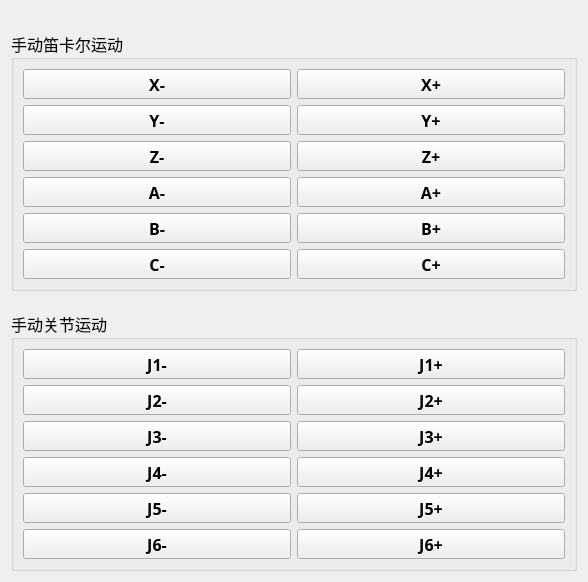
The window that manualcontrol.ui (duanyifei777/TCPClint) describes before a commit, drawn with Qt 5.
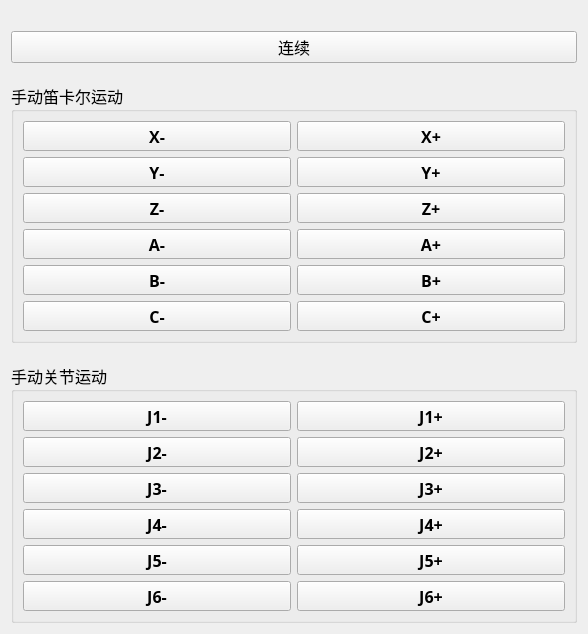
The same window after the commit.

Commit message: 版本9（点位界面增加了手动跟踪及各种自动运动指令，）

```diff
--- a/manualcontrol.ui
+++ b/manualcontrol.ui
@@ -7,7 +7,7 @@
     <x>0</x>
     <y>0</y>
     <width>588</width>
-    <height>504</height>
+    <height>513</height>
    </rect>
   </property>
   <property name="windowTitle">
@@ -31,340 +31,7 @@
      <property name="verticalSpacing">
       <number>20</number>
      </property>
-     <item row="0" column="0">
-      <widget class="QGroupBox" name="groupBox">
-       <property name="sizePolicy">
-        <sizepolicy hsizetype="Expanding" vsizetype="Expanding">
-         <horstretch>0</horstretch>
-         <verstretch>0</verstretch>
-        </sizepolicy>
-       </property>
-       <property name="font">
-        <font>
-         <family>微软雅黑</family>
-         <pointsize>12</pointsize>
-        </font>
-       </property>
-       <property name="title">
-        <string>手动笛卡尔运动</string>
-       </property>
-       <layout class="QGridLayout" name="gridLayout">
-        <item row="5" column="0">
-         <widget class="QPushButton" name="CmpushButton">
-          <property name="sizePolicy">
-           <sizepolicy hsizetype="Expanding" vsizetype="Preferred">
-            <horstretch>0</horstretch>
-            <verstretch>0</verstretch>
-           </sizepolicy>
-          </property>
-          <property name="minimumSize">
-           <size>
-            <width>0</width>
-            <height>30</height>
-           </size>
-          </property>
-          <property name="font">
-           <font>
-            <family>微软雅黑</family>
-            <pointsize>12</pointsize>
-            <bold>true</bold>
-           </font>
-          </property>
-          <property name="text">
-           <string>C-</string>
-          </property>
-         </widget>
-        </item>
-        <item row="2" column="1">
-         <widget class="QPushButton" name="ZppushButton">
-          <property name="sizePolicy">
-           <sizepolicy hsizetype="Expanding" vsizetype="Preferred">
-            <horstretch>0</horstretch>
-            <verstretch>0</verstretch>
-           </sizepolicy>
-          </property>
-          <property name="minimumSize">
-           <size>
-            <width>0</width>
-            <height>30</height>
-           </size>
-          </property>
-          <property name="font">
-           <font>
-            <family>微软雅黑</family>
-            <pointsize>12</pointsize>
-            <bold>true</bold>
-           </font>
-          </property>
-          <property name="text">
-           <string>Z+</string>
-          </property>
-         </widget>
-        </item>
-        <item row="0" column="1">
-         <widget class="QPushButton" name="XppushButton">
-          <property name="sizePolicy">
-           <sizepolicy hsizetype="Expanding" vsizetype="Preferred">
-            <horstretch>0</horstretch>
-            <verstretch>0</verstretch>
-           </sizepolicy>
-          </property>
-          <property name="minimumSize">
-           <size>
-            <width>0</width>
-            <height>30</height>
-           </size>
-          </property>
-          <property name="font">
-           <font>
-            <family>微软雅黑</family>
-            <pointsize>12</pointsize>
-            <bold>true</bold>
-           </font>
-          </property>
-          <property name="text">
-           <string>X+</string>
-          </property>
-         </widget>
-        </item>
-        <item row="3" column="0">
-         <widget class="QPushButton" name="AmpushButton">
-          <property name="sizePolicy">
-           <sizepolicy hsizetype="Expanding" vsizetype="Preferred">
-            <horstretch>0</horstretch>
-            <verstretch>0</verstretch>
-           </sizepolicy>
-          </property>
-          <property name="minimumSize">
-           <size>
-            <width>0</width>
-            <height>30</height>
-           </size>
-          </property>
-          <property name="font">
-           <font>
-            <family>微软雅黑</family>
-            <pointsize>12</pointsize>
-            <bold>true</bold>
-           </font>
-          </property>
-          <property name="text">
-           <string>A-</string>
-          </property>
-         </widget>
-        </item>
-        <item row="5" column="1">
-         <widget class="QPushButton" name="CppushButton">
-          <property name="sizePolicy">
-           <sizepolicy hsizetype="Expanding" vsizetype="Preferred">
-            <horstretch>0</horstretch>
-            <verstretch>0</verstretch>
-           </sizepolicy>
-          </property>
-          <property name="minimumSize">
-           <size>
-            <width>0</width>
-            <height>30</height>
-           </size>
-          </property>
-          <property name="font">
-           <font>
-            <family>微软雅黑</family>
-            <pointsize>12</pointsize>
-            <bold>true</bold>
-           </font>
-          </property>
-          <property name="text">
-           <string>C+</string>
-          </property>
-         </widget>
-        </item>
-        <item row="4" column="0">
-         <widget class="QPushButton" name="BmpushButton">
-          <property name="sizePolicy">
-           <sizepolicy hsizetype="Expanding" vsizetype="Preferred">
-            <horstretch>0</horstretch>
-            <verstretch>0</verstretch>
-           </sizepolicy>
-          </property>
-          <property name="minimumSize">
-           <size>
-            <width>0</width>
-            <height>30</height>
-           </size>
-          </property>
-          <property name="font">
-           <font>
-            <family>微软雅黑</family>
-            <pointsize>12</pointsize>
-            <bold>true</bold>
-           </font>
-          </property>
-          <property name="text">
-           <string>B-</string>
-          </property>
-         </widget>
-        </item>
-        <item row="1" column="1">
-         <widget class="QPushButton" name="YppushButton">
-          <property name="sizePolicy">
-           <sizepolicy hsizetype="Expanding" vsizetype="Preferred">
-            <horstretch>0</horstretch>
-            <verstretch>0</verstretch>
-           </sizepolicy>
-          </property>
-          <property name="minimumSize">
-           <size>
-            <width>0</width>
-            <height>30</height>
-           </size>
-          </property>
-          <property name="font">
-           <font>
-            <family>微软雅黑</family>
-            <pointsize>12</pointsize>
-            <bold>true</bold>
-           </font>
-          </property>
-          <property name="text">
-           <string>Y+</string>
-          </property>
-         </widget>
-        </item>
-        <item row="1" column="0">
-         <widget class="QPushButton" name="YmpushButton">
-          <property name="sizePolicy">
-           <sizepolicy hsizetype="Expanding" vsizetype="Preferred">
-            <horstretch>0</horstretch>
-            <verstretch>0</verstretch>
-           </sizepolicy>
-          </property>
-          <property name="minimumSize">
-           <size>
-            <width>0</width>
-            <height>30</height>
-           </size>
-          </property>
-          <property name="font">
-           <font>
-            <family>微软雅黑</family>
-            <pointsize>12</pointsize>
-            <bold>true</bold>
-           </font>
-          </property>
-          <property name="text">
-           <string>Y-</string>
-          </property>
-         </widget>
-        </item>
-        <item row="3" column="1">
-         <widget class="QPushButton" name="AppushButton">
-          <property name="sizePolicy">
-           <sizepolicy hsizetype="Expanding" vsizetype="Preferred">
-            <horstretch>0</horstretch>
-            <verstretch>0</verstretch>
-           </sizepolicy>
-          </property>
-          <property name="minimumSize">
-           <size>
-            <width>0</width>
-            <height>30</height>
-           </size>
-          </property>
-          <property name="font">
-           <font>
-            <family>微软雅黑</family>
-            <pointsize>12</pointsize>
-            <bold>true</bold>
-           </font>
-          </property>
-          <property name="text">
-           <string>A+</string>
-          </property>
-         </widget>
-        </item>
-        <item row="2" column="0">
-         <widget class="QPushButton" name="ZmpushButton">
-          <property name="sizePolicy">
-           <sizepolicy hsizetype="Expanding" vsizetype="Preferred">
-            <horstretch>0</horstretch>
-            <verstretch>0</verstretch>
-           </sizepolicy>
-          </property>
-          <property name="minimumSize">
-           <size>
-            <width>0</width>
-            <height>30</height>
-           </size>
-          </property>
-          <property name="font">
-           <font>
-            <family>微软雅黑</family>
-            <pointsize>12</pointsize>
-            <bold>true</bold>
-           </font>
-          </property>
-          <property name="text">
-           <string>Z-</string>
-          </property>
-         </widget>
-        </item>
-        <item row="4" column="1">
-         <widget class="QPushButton" name="BppushButton">
-          <property name="sizePolicy">
-           <sizepolicy hsizetype="Expanding" vsizetype="Preferred">
-            <horstretch>0</horstretch>
-            <verstretch>0</verstretch>
-           </sizepolicy>
-          </property>
-          <property name="minimumSize">
-           <size>
-            <width>0</width>
-            <height>30</height>
-           </size>
-          </property>
-          <property name="font">
-           <font>
-            <family>微软雅黑</family>
-            <pointsize>12</pointsize>
-            <bold>true</bold>
-           </font>
-          </property>
-          <property name="text">
-           <string>B+</string>
-          </property>
-         </widget>
-        </item>
-        <item row="0" column="0">
-         <widget class="QPushButton" name="XmpushButton">
-          <property name="sizePolicy">
-           <sizepolicy hsizetype="Expanding" vsizetype="Preferred">
-            <horstretch>0</horstretch>
-            <verstretch>0</verstretch>
-           </sizepolicy>
-          </property>
-          <property name="minimumSize">
-           <size>
-            <width>0</width>
-            <height>30</height>
-           </size>
-          </property>
-          <property name="font">
-           <font>
-            <family>微软雅黑</family>
-            <pointsize>12</pointsize>
-            <bold>true</bold>
-           </font>
-          </property>
-          <property name="text">
-           <string>X-</string>
-          </property>
-         </widget>
-        </item>
-       </layout>
-      </widget>
-     </item>
-     <item row="1" column="0">
+     <item row="2" column="0">
       <widget class="QGroupBox" name="groupBox_2">
        <property name="sizePolicy">
         <sizepolicy hsizetype="Expanding" vsizetype="Expanding">
@@ -697,6 +364,352 @@
        </layout>
       </widget>
      </item>
+     <item row="1" column="0">
+      <widget class="QGroupBox" name="groupBox">
+       <property name="sizePolicy">
+        <sizepolicy hsizetype="Expanding" vsizetype="Expanding">
+         <horstretch>0</horstretch>
+         <verstretch>0</verstretch>
+        </sizepolicy>
+       </property>
+       <property name="font">
+        <font>
+         <family>微软雅黑</family>
+         <pointsize>12</pointsize>
+        </font>
+       </property>
+       <property name="title">
+        <string>手动笛卡尔运动</string>
+       </property>
+       <layout class="QGridLayout" name="gridLayout">
+        <item row="5" column="0">
+         <widget class="QPushButton" name="CmpushButton">
+          <property name="sizePolicy">
+           <sizepolicy hsizetype="Expanding" vsizetype="Preferred">
+            <horstretch>0</horstretch>
+            <verstretch>0</verstretch>
+           </sizepolicy>
+          </property>
+          <property name="minimumSize">
+           <size>
+            <width>0</width>
+            <height>30</height>
+           </size>
+          </property>
+          <property name="font">
+           <font>
+            <family>微软雅黑</family>
+            <pointsize>12</pointsize>
+            <bold>true</bold>
+           </font>
+          </property>
+          <property name="text">
+           <string>C-</string>
+          </property>
+         </widget>
+        </item>
+        <item row="2" column="1">
+         <widget class="QPushButton" name="ZppushButton">
+          <property name="sizePolicy">
+           <sizepolicy hsizetype="Expanding" vsizetype="Preferred">
+            <horstretch>0</horstretch>
+            <verstretch>0</verstretch>
+           </sizepolicy>
+          </property>
+          <property name="minimumSize">
+           <size>
+            <width>0</width>
+            <height>30</height>
+           </size>
+          </property>
+          <property name="font">
+           <font>
+            <family>微软雅黑</family>
+            <pointsize>12</pointsize>
+            <bold>true</bold>
+           </font>
+          </property>
+          <property name="text">
+           <string>Z+</string>
+          </property>
+         </widget>
+        </item>
+        <item row="0" column="1">
+         <widget class="QPushButton" name="XppushButton">
+          <property name="sizePolicy">
+           <sizepolicy hsizetype="Expanding" vsizetype="Preferred">
+            <horstretch>0</horstretch>
+            <verstretch>0</verstretch>
+           </sizepolicy>
+          </property>
+          <property name="minimumSize">
+           <size>
+            <width>0</width>
+            <height>30</height>
+           </size>
+          </property>
+          <property name="font">
+           <font>
+            <family>微软雅黑</family>
+            <pointsize>12</pointsize>
+            <bold>true</bold>
+           </font>
+          </property>
+          <property name="text">
+           <string>X+</string>
+          </property>
+         </widget>
+        </item>
+        <item row="3" column="0">
+         <widget class="QPushButton" name="AmpushButton">
+          <property name="sizePolicy">
+           <sizepolicy hsizetype="Expanding" vsizetype="Preferred">
+            <horstretch>0</horstretch>
+            <verstretch>0</verstretch>
+           </sizepolicy>
+          </property>
+          <property name="minimumSize">
+           <size>
+            <width>0</width>
+            <height>30</height>
+           </size>
+          </property>
+          <property name="font">
+           <font>
+            <family>微软雅黑</family>
+            <pointsize>12</pointsize>
+            <bold>true</bold>
+           </font>
+          </property>
+          <property name="text">
+           <string>A-</string>
+          </property>
+         </widget>
+        </item>
+        <item row="5" column="1">
+         <widget class="QPushButton" name="CppushButton">
+          <property name="sizePolicy">
+           <sizepolicy hsizetype="Expanding" vsizetype="Preferred">
+            <horstretch>0</horstretch>
+            <verstretch>0</verstretch>
+           </sizepolicy>
+          </property>
+          <property name="minimumSize">
+           <size>
+            <width>0</width>
+            <height>30</height>
+           </size>
+          </property>
+          <property name="font">
+           <font>
+            <family>微软雅黑</family>
+            <pointsize>12</pointsize>
+            <bold>true</bold>
+           </font>
+          </property>
+          <property name="text">
+           <string>C+</string>
+          </property>
+         </widget>
+        </item>
+        <item row="4" column="0">
+         <widget class="QPushButton" name="BmpushButton">
+          <property name="sizePolicy">
+           <sizepolicy hsizetype="Expanding" vsizetype="Preferred">
+            <horstretch>0</horstretch>
+            <verstretch>0</verstretch>
+           </sizepolicy>
+          </property>
+          <property name="minimumSize">
+           <size>
+            <width>0</width>
+            <height>30</height>
+           </size>
+          </property>
+          <property name="font">
+           <font>
+            <family>微软雅黑</family>
+            <pointsize>12</pointsize>
+            <bold>true</bold>
+           </font>
+          </property>
+          <property name="text">
+           <string>B-</string>
+          </property>
+         </widget>
+        </item>
+        <item row="1" column="1">
+         <widget class="QPushButton" name="YppushButton">
+          <property name="sizePolicy">
+           <sizepolicy hsizetype="Expanding" vsizetype="Preferred">
+            <horstretch>0</horstretch>
+            <verstretch>0</verstretch>
+           </sizepolicy>
+          </property>
+          <property name="minimumSize">
+           <size>
+            <width>0</width>
+            <height>30</height>
+           </size>
+          </property>
+          <property name="font">
+           <font>
+            <family>微软雅黑</family>
+            <pointsize>12</pointsize>
+            <bold>true</bold>
+           </font>
+          </property>
+          <property name="text">
+           <string>Y+</string>
+          </property>
+         </widget>
+        </item>
+        <item row="1" column="0">
+         <widget class="QPushButton" name="YmpushButton">
+          <property name="sizePolicy">
+           <sizepolicy hsizetype="Expanding" vsizetype="Preferred">
+            <horstretch>0</horstretch>
+            <verstretch>0</verstretch>
+           </sizepolicy>
+          </property>
+          <property name="minimumSize">
+           <size>
+            <width>0</width>
+            <height>30</height>
+           </size>
+          </property>
+          <property name="font">
+           <font>
+            <family>微软雅黑</family>
+            <pointsize>12</pointsize>
+            <bold>true</bold>
+           </font>
+          </property>
+          <property name="text">
+           <string>Y-</string>
+          </property>
+         </widget>
+        </item>
+        <item row="3" column="1">
+         <widget class="QPushButton" name="AppushButton">
+          <property name="sizePolicy">
+           <sizepolicy hsizetype="Expanding" vsizetype="Preferred">
+            <horstretch>0</horstretch>
+            <verstretch>0</verstretch>
+           </sizepolicy>
+          </property>
+          <property name="minimumSize">
+           <size>
+            <width>0</width>
+            <height>30</height>
+           </size>
+          </property>
+          <property name="font">
+           <font>
+            <family>微软雅黑</family>
+            <pointsize>12</pointsize>
+            <bold>true</bold>
+           </font>
+          </property>
+          <property name="text">
+           <string>A+</string>
+          </property>
+         </widget>
+        </item>
+        <item row="2" column="0">
+         <widget class="QPushButton" name="ZmpushButton">
+          <property name="sizePolicy">
+           <sizepolicy hsizetype="Expanding" vsizetype="Preferred">
+            <horstretch>0</horstretch>
+            <verstretch>0</verstretch>
+           </sizepolicy>
+          </property>
+          <property name="minimumSize">
+           <size>
+            <width>0</width>
+            <height>30</height>
+           </size>
+          </property>
+          <property name="font">
+           <font>
+            <family>微软雅黑</family>
+            <pointsize>12</pointsize>
+            <bold>true</bold>
+           </font>
+          </property>
+          <property name="text">
+           <string>Z-</string>
+          </property>
+         </widget>
+        </item>
+        <item row="4" column="1">
+         <widget class="QPushButton" name="BppushButton">
+          <property name="sizePolicy">
+           <sizepolicy hsizetype="Expanding" vsizetype="Preferred">
+            <horstretch>0</horstretch>
+            <verstretch>0</verstretch>
+           </sizepolicy>
+          </property>
+          <property name="minimumSize">
+           <size>
+            <width>0</width>
+            <height>30</height>
+           </size>
+          </property>
+          <property name="font">
+           <font>
+            <family>微软雅黑</family>
+            <pointsize>12</pointsize>
+            <bold>true</bold>
+           </font>
+          </property>
+          <property name="text">
+           <string>B+</string>
+          </property>
+         </widget>
+        </item>
+        <item row="0" column="0">
+         <widget class="QPushButton" name="XmpushButton">
+          <property name="sizePolicy">
+           <sizepolicy hsizetype="Expanding" vsizetype="Preferred">
+            <horstretch>0</horstretch>
+            <verstretch>0</verstretch>
+           </sizepolicy>
+          </property>
+          <property name="minimumSize">
+           <size>
+            <width>0</width>
+            <height>30</height>
+           </size>
+          </property>
+          <property name="font">
+           <font>
+            <family>微软雅黑</family>
+            <pointsize>12</pointsize>
+            <bold>true</bold>
+           </font>
+          </property>
+          <property name="text">
+           <string>X-</string>
+          </property>
+         </widget>
+        </item>
+       </layout>
+      </widget>
+     </item>
+     <item row="0" column="0">
+      <widget class="QPushButton" name="manualModeButton">
+       <property name="font">
+        <font>
+         <family>微软雅黑</family>
+         <pointsize>12</pointsize>
+        </font>
+       </property>
+       <property name="text">
+        <string>连续</string>
+       </property>
+      </widget>
+     </item>
     </layout>
    </item>
   </layout>
```
The commit also changes 17 other files.
